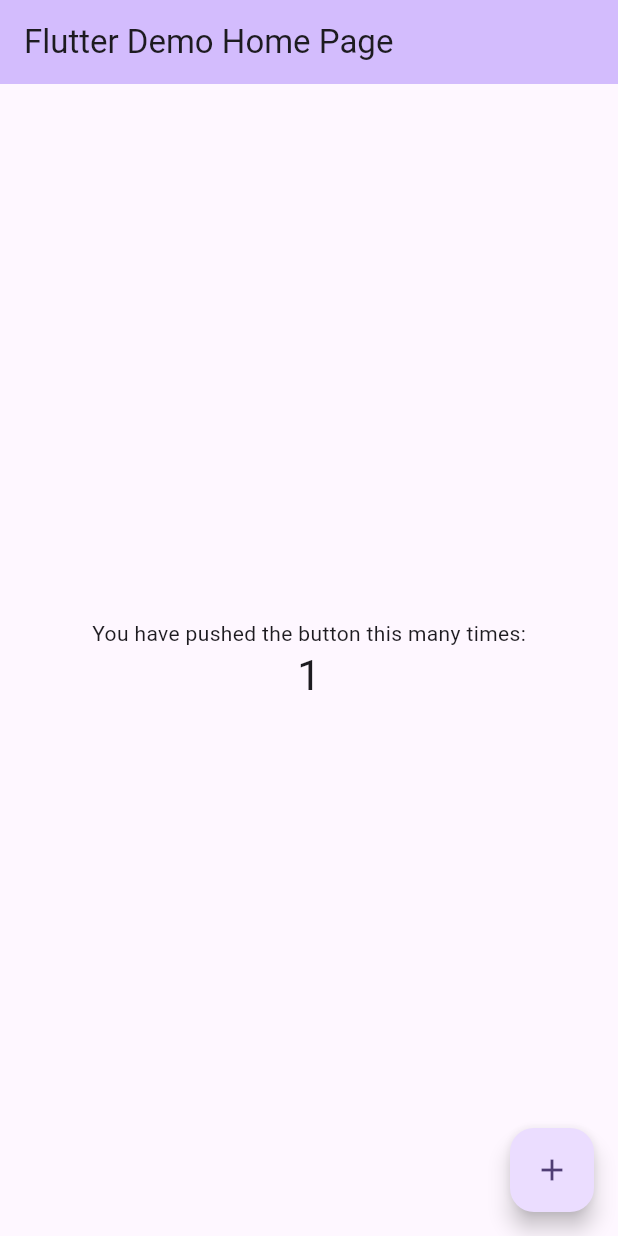
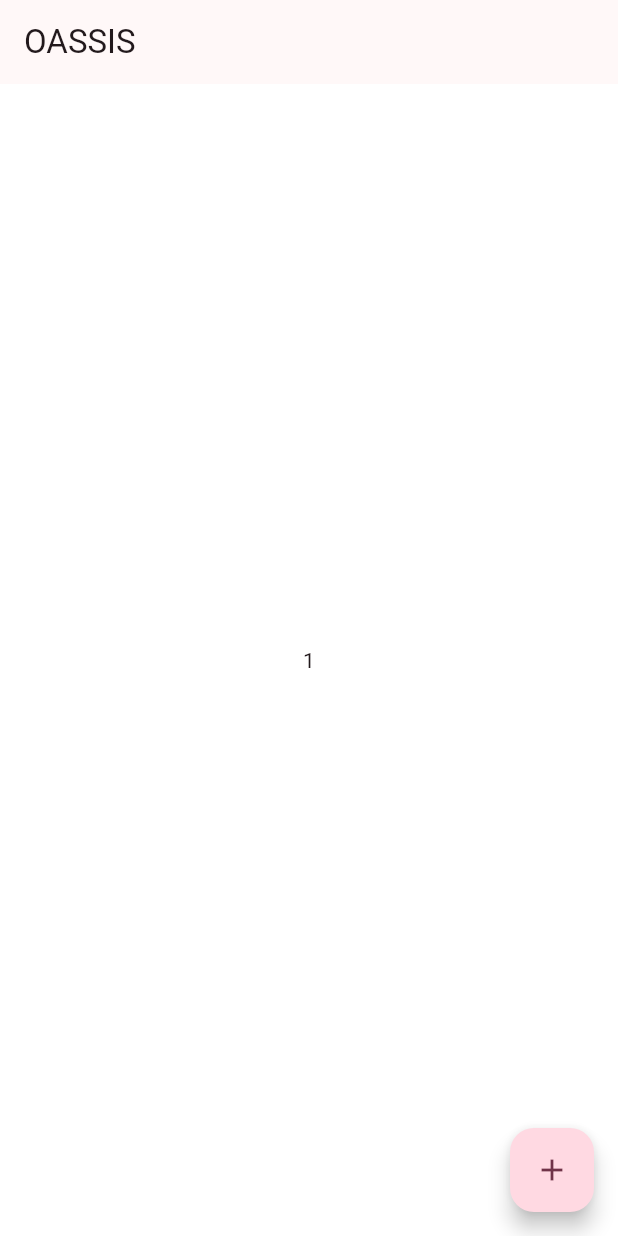
Before and after one commit to hevgabi/O.A.S.S.I.S., a Flutter app: the screen it shows after launch, after a tap on the "add" icon, on a phone screen of 412 x 824 dp. Run offline on Flutter 3.47's test engine with Material 3 defaults, Android fonts, the phone set to English and light mode, and no system bars.

Commit message:
Add initial app theme and route names

```diff
--- a/lib/app_routes.dart
+++ b/lib/app_routes.dart
@@ -1 +1,14 @@
 // App navigation: connect the entry, chat, and admin screens here.
+class AppRoutes {
+  static const entry = '/';
+  // Chat routes
+
+  //Visitor and Student routes
+  static const visitorChat = '/visitor-chat';
+  static const studentChat = '/student-chat';
+
+  // Admin routes
+  static const knowledgeBase = '/admin/knowledge-base';
+  static const unansweredInquiries = '/admin/unanswered-inquiries';
+  static const interactionLogs = '/admin/interaction-logs';
+}
--- a/lib/main.dart
+++ b/lib/main.dart
@@ -1,6 +1,8 @@
 // App entry point: start OASSIS and connect its shared theme and screens here.
 // The Flutter starter screen remains in place until the team builds the UI.
 import 'package:flutter/material.dart';
+
+import 'theme/app_theme.dart';
 
 void main() {
   runApp(const MyApp());
@@ -9,114 +11,41 @@ void main() {
 class MyApp extends StatelessWidget {
   const MyApp({super.key});
 
-  // This widget is the root of your application.
   @override
   Widget build(BuildContext context) {
     return MaterialApp(
-      title: 'Flutter Demo',
-      theme: ThemeData(
-        // This is the theme of your application.
-        //
-        // TRY THIS: Try running your application with "flutter run". You'll see
-        // the application has a purple toolbar. Then, without quitting the app,
-        // try changing the seedColor in the colorScheme below to Colors.green
-        // and then invoke "hot reload" (save your changes or press the "hot
-        // reload" button in a Flutter-supported IDE, or press "r" if you used
-        // the command line to start the app).
-        //
-        // Notice that the counter didn't reset back to zero; the application
-        // state is not lost during the reload. To reset the state, use hot
-        // restart instead.
-        //
-        // This works for code too, not just values: Most code changes can be
-        // tested with just a hot reload.
-        colorScheme: .fromSeed(seedColor: Colors.deepPurple),
-      ),
-      home: const MyHomePage(title: 'Flutter Demo Home Page'),
+      title: 'OASS',
+      theme: AppTheme.light,
+      home: const StarterScreen(),
     );
   }
 }
 
-class MyHomePage extends StatefulWidget {
-  const MyHomePage({super.key, required this.title});
-
-  // This widget is the home page of your application. It is stateful, meaning
-  // that it has a State object (defined below) that contains fields that affect
-  // how it looks.
-
-  // This class is the configuration for the state. It holds the values (in this
-  // case the title) provided by the parent (in this case the App widget) and
-  // used by the build method of the State. Fields in a Widget subclass are
-  // always marked "final".
-
-  final String title;
+class StarterScreen extends StatefulWidget {
+  const StarterScreen({super.key});
 
   @override
-  State<MyHomePage> createState() => _MyHomePageState();
+  State<StarterScreen> createState() => _StarterScreenState();
 }
 
-class _MyHomePageState extends State<MyHomePage> {
-  int _counter = 0;
-
-  void _incrementCounter() {
-    setState(() {
-      // This call to setState tells the Flutter framework that something has
-      // changed in this State, which causes it to rerun the build method below
-      // so that the display can reflect the updated values. If we changed
-      // _counter without calling setState(), then the build method would not be
-      // called again, and so nothing would appear to happen.
-      _counter++;
-    });
-  }
+class _StarterScreenState extends State<StarterScreen> {
+  int counter = 0;
 
   @override
   Widget build(BuildContext context) {
-    // This method is rerun every time setState is called, for instance as done
-    // by the _incrementCounter method above.
-    //
-    // The Flutter framework has been optimized to make rerunning build methods
-    // fast, so that you can just rebuild anything that needs updating rather
-    // than having to individually change instances of widgets.
     return Scaffold(
       appBar: AppBar(
-        // TRY THIS: Try changing the color here to a specific color (to
-        // Colors.amber, perhaps?) and trigger a hot reload to see the AppBar
-        // change color while the other colors stay the same.
-        backgroundColor: Theme.of(context).colorScheme.inversePrimary,
-        // Here we take the value from the MyHomePage object that was created by
-        // the App.build method, and use it to set our appbar title.
-        title: Text(widget.title),
+        title: const Text('OASSIS'),
       ),
       body: Center(
-        // Center is a layout widget. It takes a single child and positions it
-        // in the middle of the parent.
-        child: Column(
-          // Column is also a layout widget. It takes a list of children and
-          // arranges them vertically. By default, it sizes itself to fit its
-          // children horizontally, and tries to be as tall as its parent.
-          //
-          // Column has various properties to control how it sizes itself and
-          // how it positions its children. Here we use mainAxisAlignment to
-          // center the children vertically; the main axis here is the vertical
-          // axis because Columns are vertical (the cross axis would be
-          // horizontal).
-          //
-          // TRY THIS: Invoke "debug painting" (choose the "Toggle Debug Paint"
-          // action in the IDE, or press "p" in the console), to see the
-          // wireframe for each widget.
-          mainAxisAlignment: .center,
-          children: [
-            const Text('You have pushed the button this many times:'),
-            Text(
-              '$_counter',
-              style: Theme.of(context).textTheme.headlineMedium,
-            ),
-          ],
-        ),
+        child: Text('$counter'),
       ),
       floatingActionButton: FloatingActionButton(
-        onPressed: _incrementCounter,
-        tooltip: 'Increment',
+        onPressed: () {
+          setState(() {
+            counter++;
+          });
+        },
         child: const Icon(Icons.add),
       ),
     );
--- a/lib/theme/app_colors.dart
+++ b/lib/theme/app_colors.dart
@@ -1 +1,8 @@
 // Shared named colors for OASSIS screens. Add the team's chosen palette here.
+
+import 'package:flutter/material.dart';
+
+class AppColors {
+  static const background = Color(0xFFFFFFFF);
+  static const text = Color(0xFF000000);
+}
--- a/lib/theme/app_theme.dart
+++ b/lib/theme/app_theme.dart
@@ -1 +1,14 @@
 // Shared app theme: define the common styles for colors, text, and controls.
+import 'package:flutter/material.dart';
+
+import 'app_colors.dart';
+
+class AppTheme {
+  static final light = ThemeData(
+    useMaterial3: true,
+    scaffoldBackgroundColor: AppColors.background,
+    colorScheme: ColorScheme.fromSeed(
+      seedColor: AppColors.text,
+    ),
+  );
+}
```
